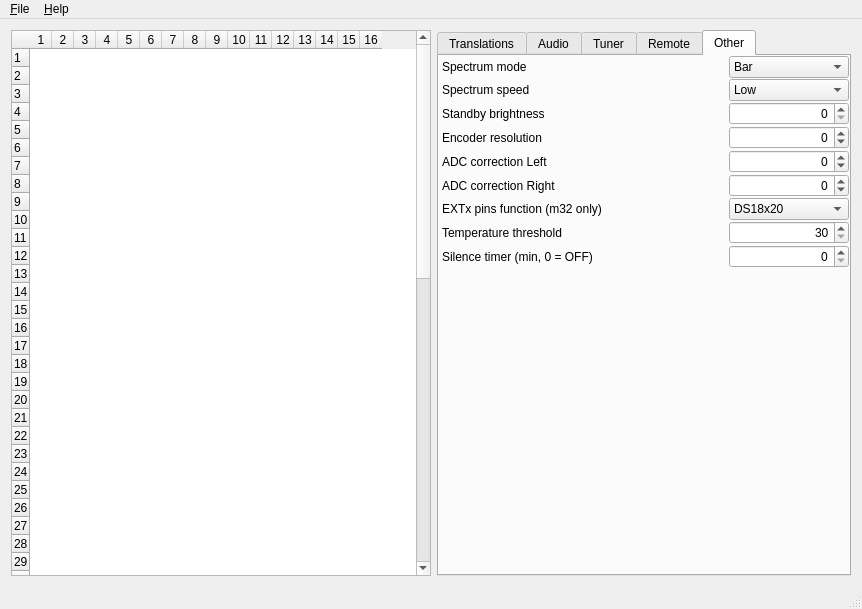
WiseLord/ampcontrol, file editor/mainwindow.ui: the form before one commit.
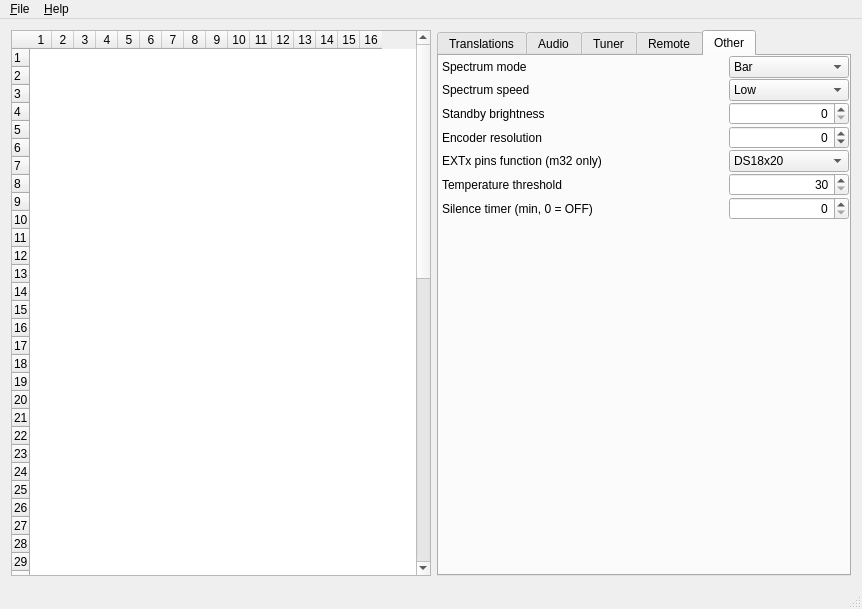
The form after the commit. The open tabs and pages were chosen to show the change. Icons and pictures are not drawn.

Commit message: Editor: remove ADC correction (not needed anymore)

```diff
--- a/editor/mainwindow.ui
+++ b/editor/mainwindow.ui
@@ -3005,100 +3005,6 @@
           </layout>
          </widget>
         </item>
-        <item>
-         <widget class="QWidget" name="wgtAdcleft" native="true">
-          <layout class="QHBoxLayout" name="horizontalLayout_27" stretch="1,0">
-           <property name="spacing">
-            <number>0</number>
-           </property>
-           <property name="leftMargin">
-            <number>3</number>
-           </property>
-           <property name="topMargin">
-            <number>0</number>
-           </property>
-           <property name="rightMargin">
-            <number>0</number>
-           </property>
-           <property name="bottomMargin">
-            <number>0</number>
-           </property>
-           <item>
-            <widget class="QLabel" name="lblAdcleft">
-             <property name="text">
-              <string>ADC correction Left</string>
-             </property>
-            </widget>
-           </item>
-           <item>
-            <widget class="QSpinBox" name="sbxAdcleft">
-             <property name="minimumSize">
-              <size>
-               <width>120</width>
-               <height>0</height>
-              </size>
-             </property>
-             <property name="alignment">
-              <set>Qt::AlignRight|Qt::AlignTrailing|Qt::AlignVCenter</set>
-             </property>
-             <property name="minimum">
-              <number>-16</number>
-             </property>
-             <property name="maximum">
-              <number>16</number>
-             </property>
-            </widget>
-           </item>
-          </layout>
-         </widget>
-        </item>
-        <item>
-         <widget class="QWidget" name="wgtAdcright" native="true">
-          <layout class="QHBoxLayout" name="horizontalLayout_28" stretch="1,0">
-           <property name="spacing">
-            <number>0</number>
-           </property>
-           <property name="leftMargin">
-            <number>3</number>
-           </property>
-           <property name="topMargin">
-            <number>0</number>
-           </property>
-           <property name="rightMargin">
-            <number>0</number>
-           </property>
-           <property name="bottomMargin">
-            <number>0</number>
-           </property>
-           <item>
-            <widget class="QLabel" name="lblAdcright">
-             <property name="text">
-              <string>ADC correction Right</string>
-             </property>
-            </widget>
-           </item>
-           <item>
-            <widget class="QSpinBox" name="sbxAdcright">
-             <property name="minimumSize">
-              <size>
-               <width>120</width>
-               <height>0</height>
-              </size>
-             </property>
-             <property name="alignment">
-              <set>Qt::AlignRight|Qt::AlignTrailing|Qt::AlignVCenter</set>
-             </property>
-             <property name="minimum">
-              <number>-16</number>
-             </property>
-             <property name="maximum">
-              <number>16</number>
-             </property>
-            </widget>
-           </item>
-          </layout>
-         </widget>
-        </item>
         <item>
          <widget class="QWidget" name="wgtExtfunc" native="true">
           <layout class="QHBoxLayout" name="horizontalLayout_29" stretch="1,0">
```
Left out of the diff: 34 changed lines with no effect on the pictures. The commit also changes 2 other files.
